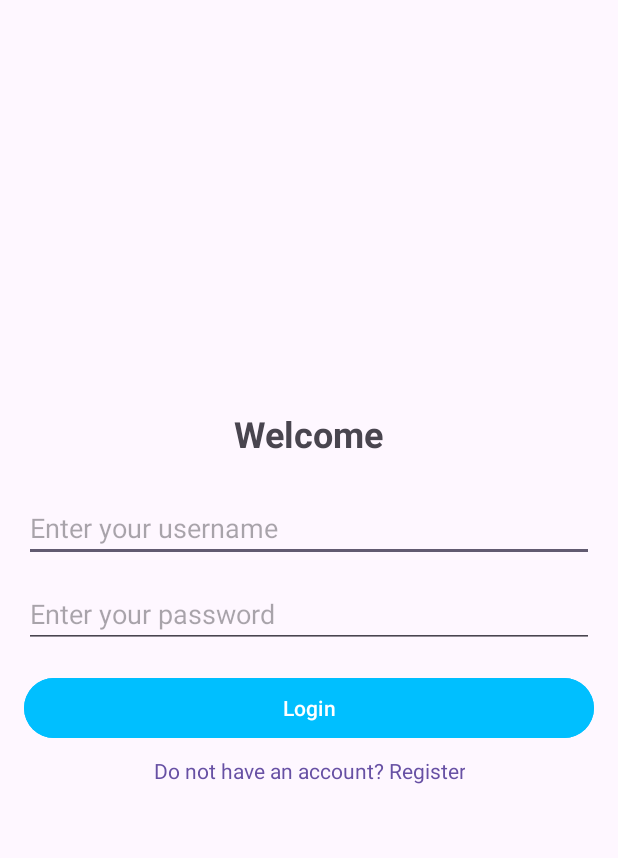
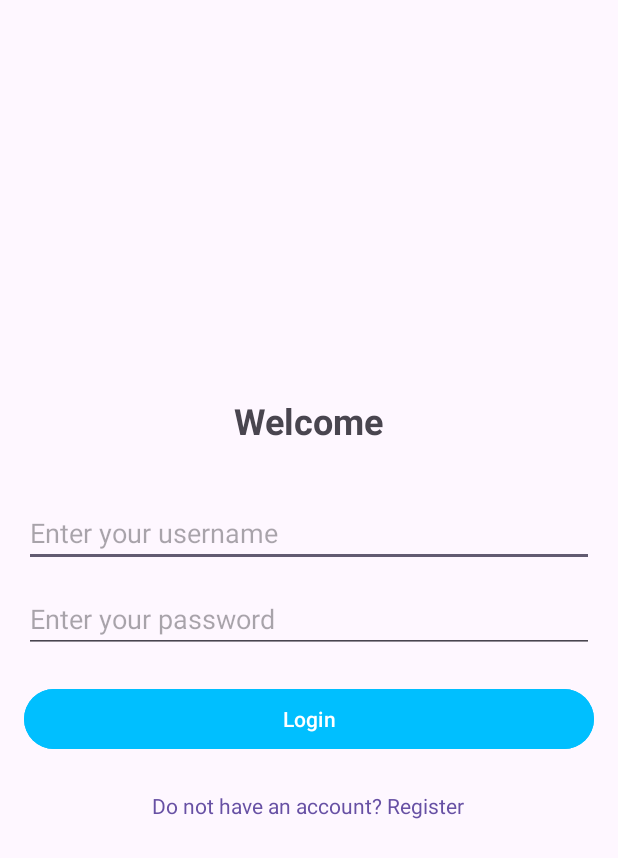
Before and after one commit to xn-dung/demoApp, an Android app: the screen it shows after launch (MainActivity), on a phone screen of 412 x 824 dp. Shown: the top 858 px of the screen. Run offline under Robolectric (Android 15) with nearby library versions, the phone set to English and light mode, and no system bars.

Commit message:
đã chỉnh dao

```diff
--- a/app/build.gradle.kts
+++ b/app/build.gradle.kts
@@ -40,4 +40,6 @@ dependencies {
     testImplementation(libs.junit)
     androidTestImplementation(libs.ext.junit)
     androidTestImplementation(libs.espresso.core)
+    implementation("mysql:mysql-connector-java:8.1.0")
+
 }
--- a/app/src/main/java/com/example/myapplication/data/dao/DAO.java
+++ b/app/src/main/java/com/example/myapplication/data/dao/DAO.java
@@ -1,4 +1,26 @@
 package com.example.myapplication.data.dao;
 
+
+
+import java.sql.Connection;
+import java.sql.DriverManager;
+
 public class DAO {
+    public static Connection con;
+
+    public DAO() {
+        if (con == null) {
+            String dbUrl = "jdbc:mysql://localhost:3306/appProject?autoReconnect=true&useSSL=false&allowPublicKeyRetrieval=true&characterEncoding=UTF-8";
+            String dbClass = "com.mysql.cj.jdbc.Driver";
+
+            try {
+                Class.forName(dbClass);
+                con = DriverManager.getConnection(dbUrl, "sa", "1");
+                System.out.println("Kết nối CSDL thành công");
+            } catch (Exception e) {
+                System.out.println("Kết nối CSDL thất bại");
+                e.printStackTrace();
+            }
+        }
+    }
 }
--- a/app/src/main/res/layout/activity_main.xml
+++ b/app/src/main/res/layout/activity_main.xml
@@ -1,11 +1,11 @@
 <?xml version="1.0" encoding="utf-8"?>
-<LinearLayout xmlns:android="http://schemas.android.com/apk/res/android"
+<androidx.constraintlayout.widget.ConstraintLayout
+    xmlns:android="http://schemas.android.com/apk/res/android"
+    xmlns:app="http://schemas.android.com/apk/res-auto"
     xmlns:tools="http://schemas.android.com/tools"
     android:id="@+id/main"
     android:layout_width="match_parent"
     android:layout_height="match_parent"
-    android:orientation="vertical"
-    android:gravity="center"
     android:padding="16dp"
     tools:context=".UI.MainActivity">
 
@@ -13,46 +13,63 @@
         android:id="@+id/titleText"
         android:layout_width="wrap_content"
         android:layout_height="wrap_content"
-        android:layout_marginBottom="24dp"
+        android:layout_marginTop="248dp"
         android:text="@string/apptitle"
         android:textSize="24sp"
-        android:textStyle="bold" />
+        android:textStyle="bold"
+        app:layout_constraintEnd_toEndOf="parent"
+        app:layout_constraintStart_toStartOf="parent"
+        app:layout_constraintTop_toTopOf="parent" />
 
     <EditText
         android:id="@+id/username"
-        android:layout_width="match_parent"
+        android:layout_width="0dp"
         android:layout_height="wrap_content"
-        android:layout_marginBottom="12dp"
+        android:layout_marginTop="36dp"
         android:hint="Enter your username"
-        android:inputType="textPersonName" />
-
+        android:inputType="textPersonName"
+        app:layout_constraintEnd_toEndOf="parent"
+        app:layout_constraintHorizontal_bias="0.0"
+        app:layout_constraintStart_toStartOf="parent"
+        app:layout_constraintTop_toBottomOf="@id/titleText" />
 
     <EditText
         android:id="@+id/password"
-        android:layout_width="match_parent"
+        android:layout_width="0dp"
         android:layout_height="wrap_content"
-        android:layout_marginBottom="16dp"
+        android:layout_marginTop="12dp"
         android:hint="Enter your password"
-        android:inputType="textPassword" />
-
+        android:inputType="textPassword"
+        app:layout_constraintEnd_toEndOf="parent"
+        app:layout_constraintHorizontal_bias="0.0"
+        app:layout_constraintStart_toStartOf="parent"
+        app:layout_constraintTop_toBottomOf="@id/username" />
 
     <Button
         android:id="@+id/btnLogin"
-        android:layout_width="match_parent"
+        android:layout_width="0dp"
         android:layout_height="wrap_content"
+        android:layout_marginTop="20dp"
+        android:backgroundTint="@color/green_pastel"
         android:text="Login"
-        android:backgroundTint="@color/green_pastel"/>
+        app:layout_constraintEnd_toEndOf="parent"
+        app:layout_constraintHorizontal_bias="0.0"
+        app:layout_constraintStart_toStartOf="parent"
+        app:layout_constraintTop_toBottomOf="@id/password" />
 
     <TextView
         android:id="@+id/textViewLinkRegister"
         android:layout_width="wrap_content"
         android:layout_height="wrap_content"
-        android:layout_marginTop="8dp"
+        android:layout_marginTop="24dp"
         android:clickable="true"
         android:focusable="true"
-        android:gravity="center"
         android:text="Do not have an account? Register"
-        android:textColor="?android:attr/textColorLink" />
+        android:textColor="?android:attr/textColorLink"
+        app:layout_constraintEnd_toEndOf="parent"
+        app:layout_constraintHorizontal_bias="0.497"
+        app:layout_constraintStart_toStartOf="parent"
+        app:layout_constraintTop_toBottomOf="@id/btnLogin" />
 
     <TextView
         android:id="@+id/errorMessage"
@@ -60,7 +77,17 @@
         android:layout_height="wrap_content"
         android:textColor="@android:color/holo_red_dark"
         android:visibility="invisible"
+        app:layout_constraintTop_toBottomOf="@id/textViewLinkRegister"
+        app:layout_constraintStart_toStartOf="parent"
+        app:layout_constraintEnd_toEndOf="parent"
         android:layout_marginTop="8dp"/>
 
+    <ImageView
+        android:id="@+id/imageView3"
+        android:layout_width="wrap_content"
+        android:layout_height="wrap_content"
+        tools:layout_editor_absoluteX="128dp"
+        tools:layout_editor_absoluteY="61dp"
+        tools:srcCompat="@tools:sample/avatars" />
 
-</LinearLayout>
+</androidx.constraintlayout.widget.ConstraintLayout>
```
